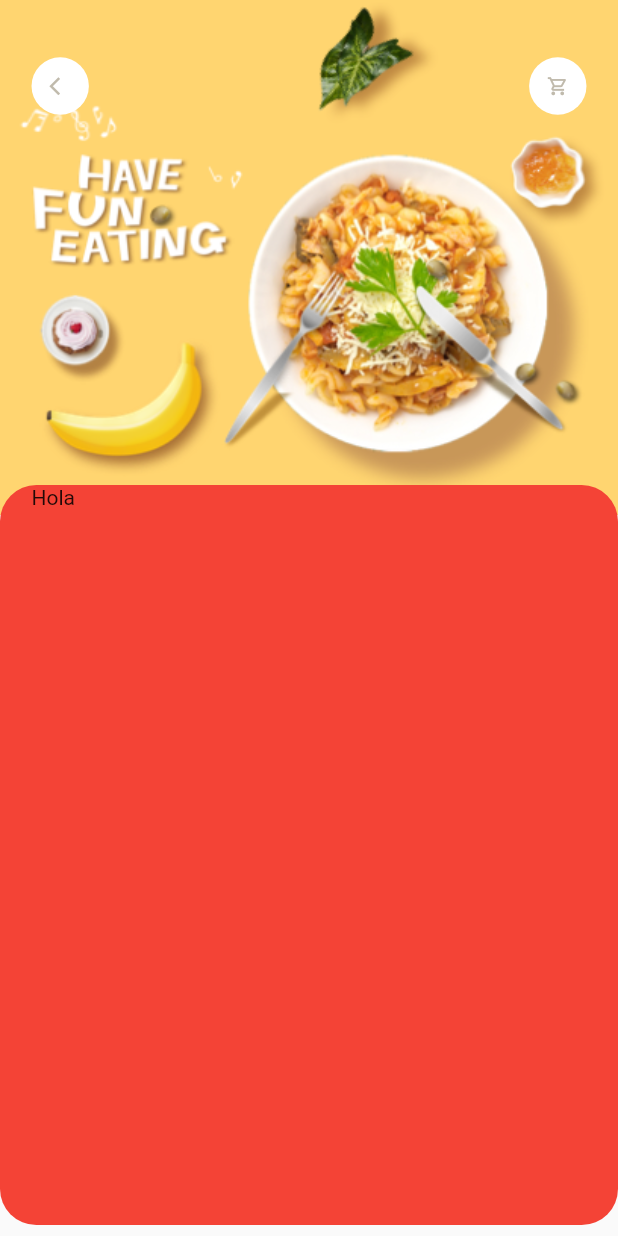
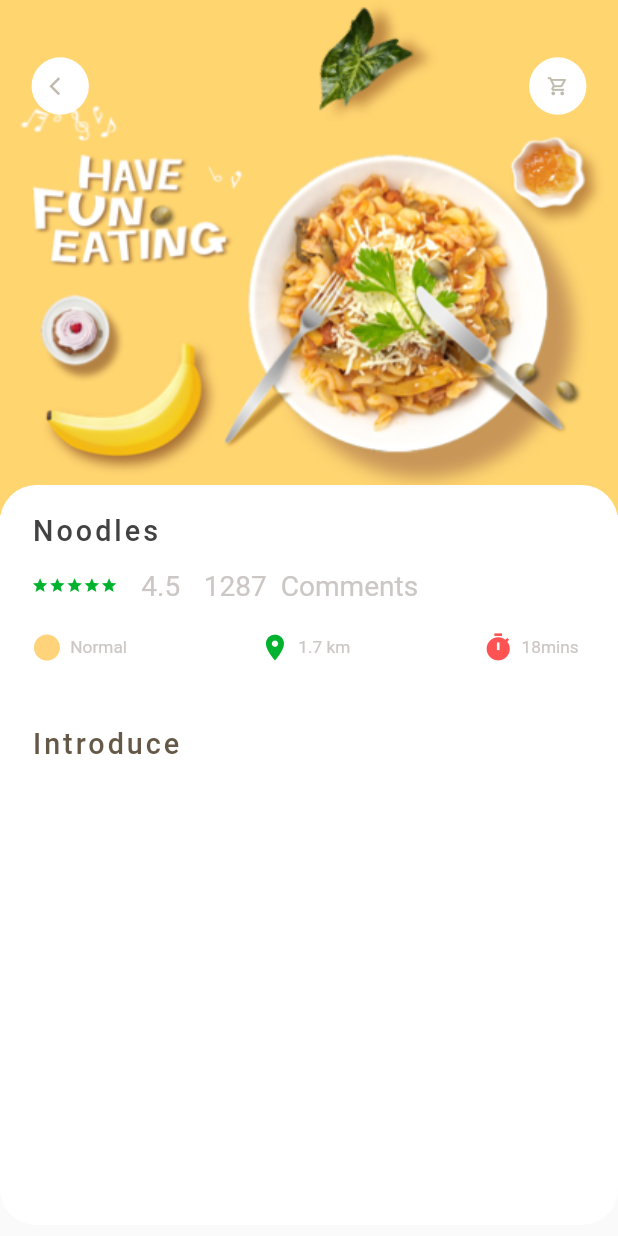
Before and after one commit to DARK-PROGRAMMER-I/Food-Delivery-Application, a Flutter app: the screen it shows after launch, on a phone screen of 412 x 824 dp. Run offline on Flutter 3.47's test engine with Material 2 defaults, Android fonts, the phone set to English and light mode, and no system bars; our stand-ins replace dots_indicator, get.

Commit message:
Working on intro-recipie-page

```diff
--- a/lib/pages/home/homePageBody.dart
+++ b/lib/pages/home/homePageBody.dart
@@ -127,20 +127,20 @@ class _HomePageBodyState extends State<HomePageBody> {
                               Row(
                                 children: [
                                   IconAndText(
-                                    iconSize: 18,
+                                    iconSize: Dimensions.icon20,
                                     icon: Icons.circle,
                                     text: 'Normal',
                                     iconColor: AppColors.yellowColor,
 
                                   ),
                                   IconAndText(
-                                    iconSize: 18,
+                                    iconSize: Dimensions.icon20,
                                     icon: Icons.place,
                                     text: '1.7km',
                                     iconColor: AppColors.mainColor,
 
                                   ),IconAndText(
-                                    iconSize: 18,
+                                    iconSize: Dimensions.icon20,
                                     icon: Icons.timer,
                                     text: '18mins',
                                     iconColor: Colors.redAccent,
@@ -216,15 +216,15 @@ class _HomePageBodyState extends State<HomePageBody> {
                         children: [
                           Wrap(
                           children: List.generate(5, (index) => Icon(
-                            Icons.star, color: AppColors.mainColor,size: 12,)),
+                            Icons.star, color: AppColors.mainColor,size: Dimensions.height12,)),
                         ),
                           Wrap(
                             spacing: 5,
                             children: [
                               SizedBox(width: Dimensions.width5,),
-                              SmallText('4.5', 12 ),
+                              SmallText('4.5', Dimensions.height12 ),
 
-                              SmallText('1287  comments', 12)
+                              SmallText('1287  comments', Dimensions.height12)
                             ],
                           )
 
@@ -236,20 +236,20 @@ class _HomePageBodyState extends State<HomePageBody> {
                         children: [ Row(
                           children: [
                             IconAndText(
-                                iconSize: 18,
+                                iconSize: Dimensions.height18,
                                 icon: Icons.circle,
                                 text: 'Normal',
                                 iconColor: AppColors.yellowColor,
 
                             ),
                             IconAndText(
-                                iconSize: 18,
+                                iconSize: Dimensions.height18,
                                 icon: Icons.place,
                                 text: '1.7km',
                                 iconColor: AppColors.mainColor,
 
                             ),IconAndText(
-                                iconSize: 18,
+                                iconSize: Dimensions.height18,
                                 icon: Icons.timer,
                                 text: '18mins',
                                 iconColor: Colors.redAccent,
--- a/lib/pages/popularFood.dart
+++ b/lib/pages/popularFood.dart
@@ -1,8 +1,12 @@
 import 'dart:ui';
 
 import 'package:flutter/material.dart';
+import 'package:food_delivery_app/utils/colors.dart';
 import 'package:food_delivery_app/utils/dimensions.dart';
+import 'package:food_delivery_app/widgets/big_text.dart';
+import 'package:food_delivery_app/widgets/icon_and_text.dart';
 import 'package:food_delivery_app/widgets/icons_back.dart';
+import 'package:food_delivery_app/widgets/small_text.dart';
 
 class PopularFoodPage extends StatefulWidget {
   const PopularFoodPage({Key? key}) : super(key: key);
@@ -58,10 +62,68 @@ class _PopularFoodPageState extends State<PopularFoodPage> {
                   height: Dimensions.height515,
                   padding: EdgeInsets.only(left: Dimensions.width20, right: Dimensions.width20),
                   decoration: BoxDecoration(
-                    color: Colors.red,
+                    color: Colors.white,
                     borderRadius: BorderRadius.circular(Dimensions.radius25)
                   ),
-                  child: Text('Hola'),
+                  child: Column(
+                    crossAxisAlignment: CrossAxisAlignment.start,
+                    children: [
+                      Container(
+                          margin: EdgeInsets.only(top: Dimensions.height20),
+                          child: BigText("Noodles")
+                      ),
+                      SizedBox(
+                        height: Dimensions.height15,
+                      ),
+                      Row(
+                        children: [
+                          Wrap(
+                            children: List.generate( 5, (index) =>
+                            Icon(Icons.star, color: AppColors.mainColor, size: Dimensions.height12,)
+                            ),
+                          ),
+                          Wrap(
+                            children: [
+                              SizedBox(width: Dimensions.width15,),
+                              SmallText("4.5", Dimensions.height20, ),
+                              SizedBox(width:  Dimensions.width15,),
+                              SmallText("1287  Comments", Dimensions.height20, ),
+                            ],
+                          ),
+                        ]
+                      ),
+                      SizedBox(height: Dimensions.height20
+                        ,),
+                      Row(
+                        mainAxisAlignment: MainAxisAlignment.spaceBetween,
+                        children: [
+                          IconAndText(
+                            iconSize: Dimensions.icon20,
+                            icon: Icons.circle,
+                            text: 'Normal',
+                            iconColor: AppColors.yellowColor,
+
+                          ),
+                          IconAndText(
+                            iconSize: Dimensions.icon20,
+                            icon: Icons.place,
+                            text: '1.7 km',
+                            iconColor: AppColors.mainColor,
+
+                          ),IconAndText(
+                            iconSize: Dimensions.icon20,
+                            icon: Icons.timer,
+                            text: '18mins',
+                            iconColor: Colors.redAccent,
+
+                          )
+                        ],
+                      ),
+                    SizedBox(height: Dimensions.height45,),
+                      BigText('Introduce', AppColors.textColor)
+                    ],
+                  ),
+
                 )
 
             )
--- a/lib/utils/colors.dart
+++ b/lib/utils/colors.dart
@@ -3,7 +3,7 @@ import 'dart:ui';
 import 'package:flutter/material.dart';
 
 class AppColors{
-  static final Color textColor = const Color(0xFFccc7c5);
+  static final Color textColor = const Color(0xff655847);
   static final Color mainColor = const Color(0xff00b22d);
   //static final Color mainColor = const Color(0xFFfa7552);
   static final Color iconColor1 = const Color(0xFFffd28d);
--- a/lib/utils/dimensions.dart
+++ b/lib/utils/dimensions.dart
@@ -11,6 +11,8 @@ class Dimensions{
   static double pageCommentsConatiner = pageHeight/ 6.5;
 // Height Width
   static double height15 = pageHeight /57.3;
+  static double height12 = pageHeight /71.8;
+  static double height18 = pageHeight /47.8;
   static double height45 = pageHeight /19.1;
   static double height40 = pageHeight /21.55;
   static double height30 = pageHeight /28.6;
```
